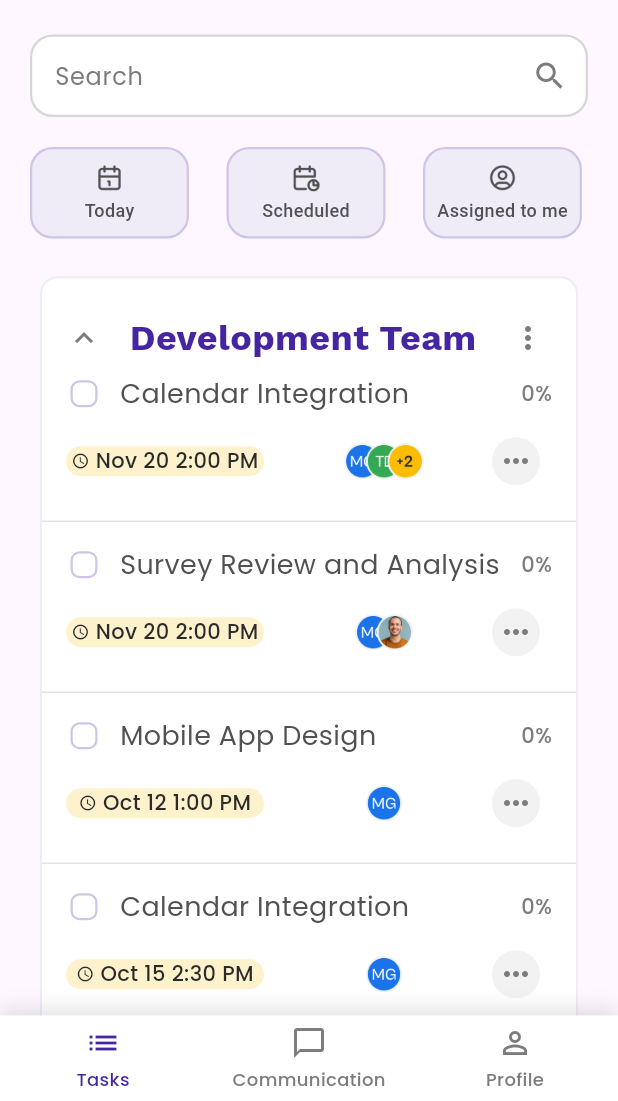
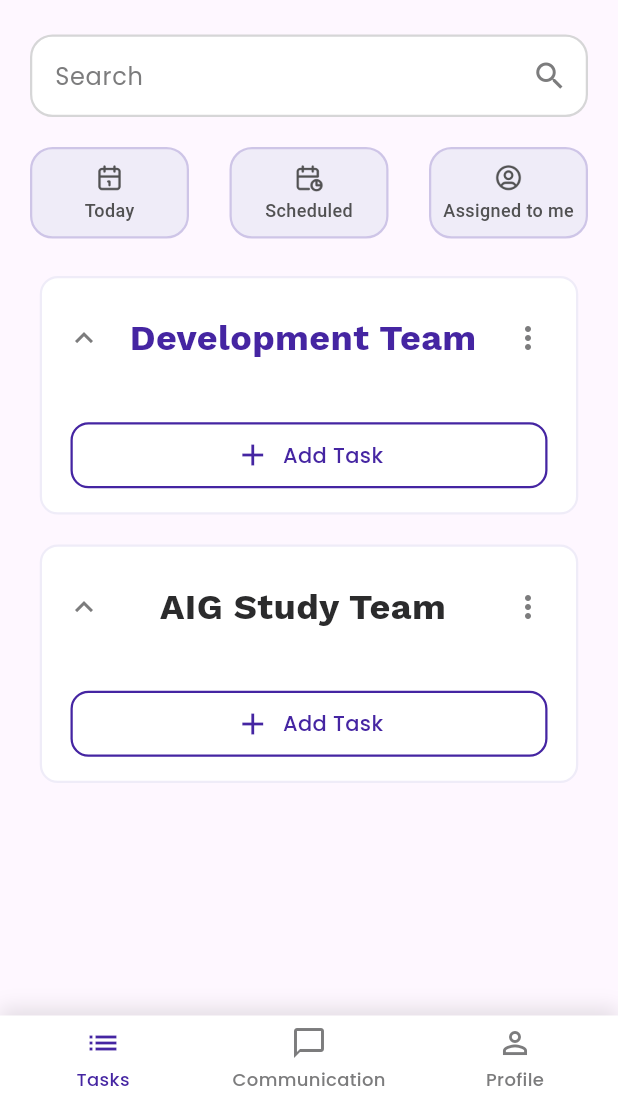
Before and after one commit to natidever/from_lab001, a Flutter app: the screen it shows after launch, on a phone screen of 412 x 824 dp, the part 135-1236 px from its top. Run offline on Flutter 3.47's test engine with Material 3 defaults, Android fonts, the phone set to English and light mode, and no system bars; our stand-ins replace google_fonts, shared_preferences, table_calendar.

Commit message:
task delte functionality bug fixed

```diff
--- a/lib/main.dart
+++ b/lib/main.dart
@@ -31,20 +31,58 @@ class MainScreen extends StatefulWidget {
   _MainScreenState createState() => _MainScreenState();
 }
 
-class _MainScreenState extends State<MainScreen> {
+class _MainScreenState extends State<MainScreen> with WidgetsBindingObserver {
   int _selectedIndex = 0;
+  final List<GlobalKey<NavigatorState>> _navigatorKeys = [
+    GlobalKey<NavigatorState>(),
+    GlobalKey<NavigatorState>(),
+    GlobalKey<NavigatorState>(),
+  ];
 
-  // All tabs will show the Task widget for now
-  final List<Widget> _screens = [
-    Task(),
-    Task(),
-    Task(),
+  late final List<Widget> _screens;
+
+  @override
+  void initState() {
+    super.initState();
+    WidgetsBinding.instance.addObserver(this);
+    _screens = [
+      Navigator(
+          key: _navigatorKeys[0],
+          onGenerateRoute: (settings) =>
+              MaterialPageRoute(builder: (_) => const Task())),
+      Navigator(
+          key: _navigatorKeys[1],
+          onGenerateRoute: (settings) =>
+              MaterialPageRoute(builder: (_) => const Task())),
+      Navigator(
+          key: _navigatorKeys[2],
+          onGenerateRoute: (settings) =>
+              MaterialPageRoute(builder: (_) => const Task())),
     ];
+  }
+
+  @override
+  void dispose() {
+    WidgetsBinding.instance.removeObserver(this);
+    super.dispose();
+  }
 
   @override
   Widget build(BuildContext context) {
-    return Scaffold(
-      body: _screens[_selectedIndex],
+    return PopScope(
+      canPop: false,
+      onPopInvoked: (didPop) async {
+        if (didPop) return;
+        final navigator = _navigatorKeys[_selectedIndex].currentState;
+        if (navigator?.canPop() ?? false) {
+          navigator?.pop();
+        }
+      },
+      child: Scaffold(
+        body: IndexedStack(
+          index: _selectedIndex,
+          children: _screens,
+        ),
         bottomNavigationBar: Container(
           decoration: BoxDecoration(
             boxShadow: [
@@ -133,6 +171,7 @@ class _MainScreenState extends State<MainScreen> {
             ],
           ),
         ),
+      ),
     );
   }
 }
--- a/lib/task.dart
+++ b/lib/task.dart
@@ -85,36 +85,7 @@ class _TaskState extends State<Task> {
             prefs.getStringList('tasks_${i}_${teamsList[i].title}');
 
         if (tasksJson == null || tasksJson.isEmpty) {
-          if (i == 0) {
-            // Development Team default tasks
-            teamsList[i].tasks = [
-              TaskModel(
-                title: 'Calendar Integration',
-                time: 'Nov 20 2:00 PM',
-                dateBackgroundColor: const Color(0xFFFEF2CD).value,
-              ),
-              TaskModel(
-                title: 'Survey Review and Analysis',
-                time: 'Nov 20 2:00 PM',
-                dateBackgroundColor: const Color(0xFFFEF2CD).value,
-              ),
-              TaskModel(
-                title: 'Mobile App Design',
-                time: 'Oct 12 1:00 PM',
-                dateBackgroundColor: const Color(0xFFFEF2CD).value,
-              ),
-              TaskModel(
-                title: 'Calendar Integration',
-                time: 'Oct 15 2:30 PM',
-                dateBackgroundColor: const Color(0xFFFEF2CD).value,
-              ),
-              TaskModel(
-                title: 'Cloud-based backend for task data and messages',
-                time: 'Oct 20 4:00 PM',
-                dateBackgroundColor: const Color(0xFFFBD9D7).value,
-              ),
-            ];
-          }
+          teamsList[i].tasks = []; // Initialize with empty list
           _saveTeamTasks(i);
         } else {
           teamsList[i].tasks = tasksJson
@@ -903,6 +874,40 @@ class _TaskState extends State<Task> {
     _dueTimeController.clear();
   }
 
+  Future<void> _deleteTask(int teamIndex, {int? taskIndex}) async {
+    try {
+      setState(() {
+        if (taskIndex != null) {
+          teamsList[teamIndex].tasks.removeAt(taskIndex);
+        } else {
+          teamsList[teamIndex].tasks.clear();
+        }
+      });
+
+      await _saveTeamTasks(teamIndex);
+
+      if (mounted) {
+        ScaffoldMessenger.of(context).showSnackBar(
+          const SnackBar(
+            content: Text('Task deleted successfully'),
+            backgroundColor: Color(0xFF4525A2),
+          ),
+        );
+      }
+    } catch (e) {
+      print('Error deleting task: $e');
+      if (mounted) {
+        ScaffoldMessenger.of(context).showSnackBar(
+          SnackBar(
+            content: Text('Error: ${e.toString()}'),
+            backgroundColor: Colors.red,
+          ),
+        );
+      }
+      rethrow;
+    }
+  }
+
   @override
   Widget build(BuildContext context) {
     return Scaffold(
@@ -967,17 +972,12 @@ class _TaskState extends State<Task> {
               showSearchIcon: true,
             ),
             const SizedBox(height: 20),
-            SizedBox(
-              height: 61,
-              child: ListView.builder(
-                scrollDirection: Axis.horizontal,
-                itemCount: tasks.length,
-                itemBuilder: (context, index) {
-                  return Padding(
-                    padding: EdgeInsets.only(
-                      right: index != tasks.length - 1 ? 25 : 0,
-                    ),
-                    child: Container(
+            Container(
+              padding: const EdgeInsets.symmetric(horizontal: 0),
+              child: Row(
+                mainAxisAlignment: MainAxisAlignment.spaceBetween,
+                children: [
+                  Container(
                     width: 106,
                     height: 61,
                     padding: const EdgeInsets.symmetric(vertical: 6),
@@ -994,14 +994,14 @@ class _TaskState extends State<Task> {
                       mainAxisSize: MainAxisSize.min,
                       children: [
                         Image.asset(
-                            tasks[index]['image'],
+                          'assets/images/today.png',
                           width: 20,
                           height: 20,
                         ),
                         const SizedBox(height: 3),
-                          Text(
-                            tasks[index]['title'],
-                            style: const TextStyle(
+                        const Text(
+                          'Today',
+                          style: TextStyle(
                             fontSize: 12,
                             fontWeight: FontWeight.w500,
                             color: Color(0xFF515152),
@@ -1010,8 +1010,73 @@ class _TaskState extends State<Task> {
                       ],
                     ),
                   ),
-                  );
-                },
+                  Container(
+                    width: 106,
+                    height: 61,
+                    padding: const EdgeInsets.symmetric(vertical: 6),
+                    decoration: BoxDecoration(
+                      color: const Color.fromRGBO(239, 236, 248, 1),
+                      borderRadius: BorderRadius.circular(15),
+                      border: Border.all(
+                        color: const Color.fromRGBO(206, 197, 231, 1),
+                        width: 1.5,
+                      ),
+                    ),
+                    child: Column(
+                      mainAxisAlignment: MainAxisAlignment.center,
+                      mainAxisSize: MainAxisSize.min,
+                      children: [
+                        Image.asset(
+                          'assets/images/schedule.png',
+                          width: 20,
+                          height: 20,
+                        ),
+                        const SizedBox(height: 3),
+                        const Text(
+                          'Scheduled',
+                          style: TextStyle(
+                            fontSize: 12,
+                            fontWeight: FontWeight.w500,
+                            color: Color(0xFF515152),
+                          ),
+                        ),
+                      ],
+                    ),
+                  ),
+                  Container(
+                    width: 106,
+                    height: 61,
+                    padding: const EdgeInsets.symmetric(vertical: 6),
+                    decoration: BoxDecoration(
+                      color: const Color.fromRGBO(239, 236, 248, 1),
+                      borderRadius: BorderRadius.circular(15),
+                      border: Border.all(
+                        color: const Color.fromRGBO(206, 197, 231, 1),
+                        width: 1.5,
+                      ),
+                    ),
+                    child: Column(
+                      mainAxisAlignment: MainAxisAlignment.center,
+                      mainAxisSize: MainAxisSize.min,
+                      children: [
+                        Image.asset(
+                          'assets/images/assign.png',
+                          width: 20,
+                          height: 20,
+                        ),
+                        const SizedBox(height: 3),
+                        const Text(
+                          'Assigned to me',
+                          style: TextStyle(
+                            fontSize: 12,
+                            fontWeight: FontWeight.w500,
+                            color: Color(0xFF515152),
+                          ),
+                        ),
+                      ],
+                    ),
+                  ),
+                ],
               ),
             ),
             const SizedBox(height: 25),
@@ -1080,16 +1145,12 @@ class _TaskState extends State<Task> {
                                       onPressed: () {
                                         showDialog(
                                           context: context,
-                                          builder: (context) =>
+                                          barrierDismissible: true,
+                                          builder:
+                                              (BuildContext dialogContext) =>
                                                   TaskOptionsDialog(
-                                            onDelete: () {
-                                              setState(() {
-                                                teamsList[teamIndex]
-                                                    .tasks
-                                                    .clear();
-                                                _saveTeamTasks(teamIndex);
-                                              });
-                                              Navigator.pop(context);
+                                            onDelete: () async {
+                                              await _deleteTask(teamIndex);
                                             },
                                             onEdit: () {
                                               Navigator.pop(context);
@@ -1257,19 +1318,17 @@ class _TaskState extends State<Task> {
                                               onPressed: () {
                                                 showDialog(
                                                   context: context,
-                                                  builder: (context) =>
+                                                  barrierDismissible: true,
+                                                  builder: (BuildContext
+                                                          dialogContext) =>
                                                       TaskOptionsDialog(
-                                                    onDelete: () {
-                                                      setState(() {
-                                                        teamsList[teamIndex]
-                                                            .tasks
-                                                            .removeAt(index);
-                                                        _saveTeamTasks(
-                                                            teamIndex);
-                                                      });
-                                                      Navigator.pop(context);
+                                                    onDelete: () async {
+                                                      await _deleteTask(
+                                                          teamIndex,
+                                                          taskIndex: index);
                                                     },
                                                     onEdit: () {
+                                                      Navigator.pop(context);
                                                       _showEditTaskBottomSheet(
                                                           task, index);
                                                     },
```
Also changed, not shown: lib/widgets/task_options_dialog.dart (+19 -5 lines), 1 other file. Lines whose indentation alone changed are shown as unchanged.
